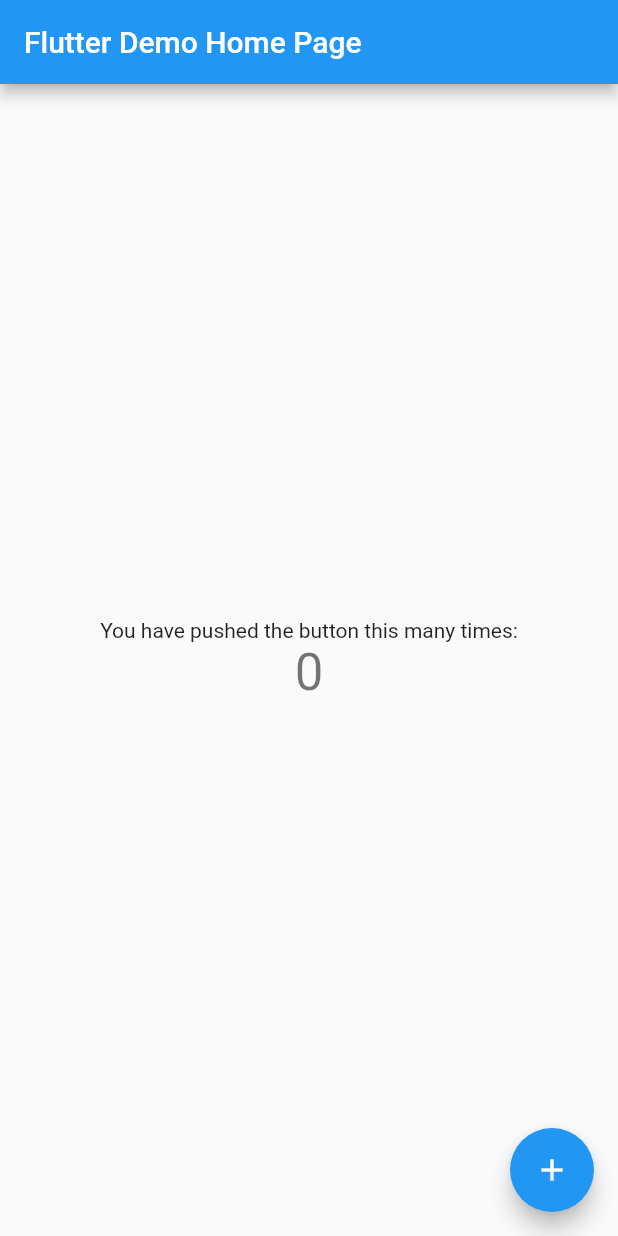
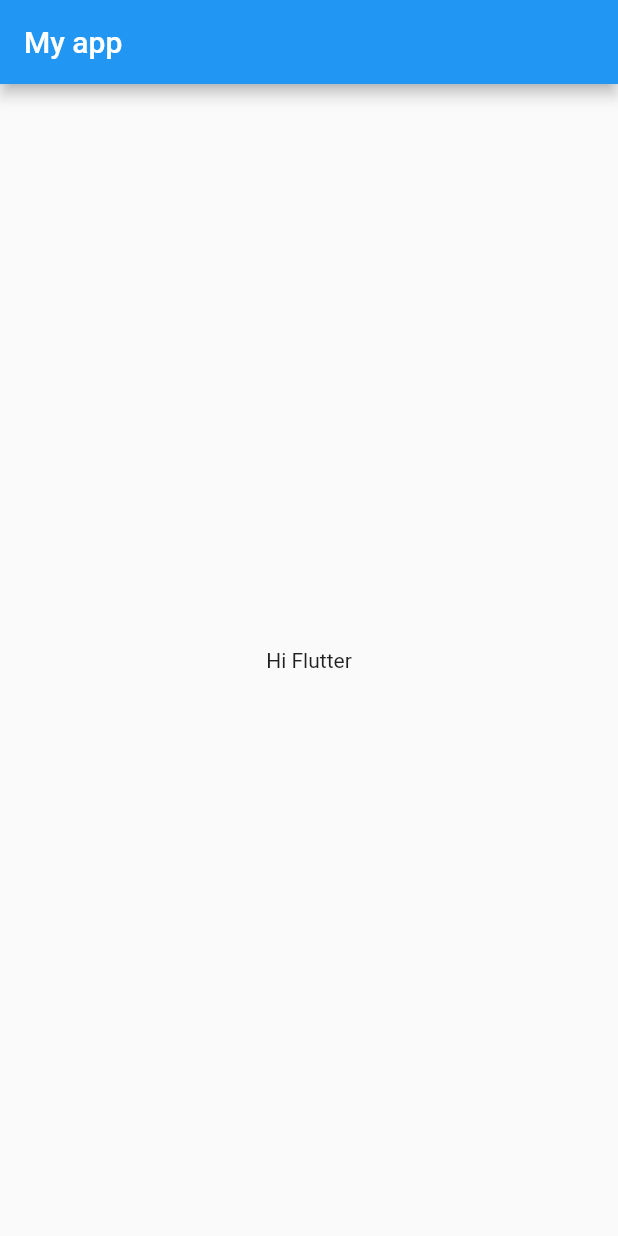
Before and after one commit to abrarali-official/Flutter-First-app, a Flutter app: the screen it shows after launch, on a phone screen of 412 x 824 dp. Run offline on Flutter 3.47's test engine with Material 2 defaults, Android fonts, the phone set to English and light mode, and no system bars.

Commit message:
Scaffold

```diff
--- a/app/lib/main.dart
+++ b/app/lib/main.dart
@@ -1,115 +1,20 @@
 import 'package:flutter/material.dart';
-
 void main() {
-  runApp(const MyApp());
+  runApp(MaterialApp(
+    title: "First App",
+    home: HomePage()
+  ));
 }
-
-class MyApp extends StatelessWidget {
-  const MyApp({Key? key}) : super(key: key);
-
-  // This widget is the root of your application.
+class HomePage extends StatelessWidget {
   @override
   Widget build(BuildContext context) {
-    return MaterialApp(
-      title: 'Flutter Demo',
-      theme: ThemeData(
-        // This is the theme of your application.
-        //
-        // Try running your application with "flutter run". You'll see the
-        // application has a blue toolbar. Then, without quitting the app, try
-        // changing the primarySwatch below to Colors.green and then invoke
-        // "hot reload" (press "r" in the console where you ran "flutter run",
-        // or simply save your changes to "hot reload" in a Flutter IDE).
-        // Notice that the counter didn't reset back to zero; the application
-        // is not restarted.
-        primarySwatch: Colors.blue,
-      ),
-      home: const MyHomePage(title: 'Flutter Demo Home Page'),
+    return Scaffold(
+  appBar:AppBar(
+    title: Text("My app"),
+  ),
+  body: Container(
+    child:Center( child: Text('Hi Flutter')),
+    ),
     );
   }
 }
-
-class MyHomePage extends StatefulWidget {
-  const MyHomePage({Key? key, required this.title}) : super(key: key);
-
-  // This widget is the home page of your application. It is stateful, meaning
-  // that it has a State object (defined below) that contains fields that affect
-  // how it looks.
-
-  // This class is the configuration for the state. It holds the values (in this
-  // case the title) provided by the parent (in this case the App widget) and
-  // used by the build method of the State. Fields in a Widget subclass are
-  // always marked "final".
-
-  final String title;
-
-  @override
-  State<MyHomePage> createState() => _MyHomePageState();
-}
-
-class _MyHomePageState extends State<MyHomePage> {
-  int _counter = 0;
-
-  void _incrementCounter() {
-    setState(() {
-      // This call to setState tells the Flutter framework that something has
-      // changed in this State, which causes it to rerun the build method below
-      // so that the display can reflect the updated values. If we changed
-      // _counter without calling setState(), then the build method would not be
-      // called again, and so nothing would appear to happen.
-      _counter++;
-    });
-  }
-
-  @override
-  Widget build(BuildContext context) {
-    // This method is rerun every time setState is called, for instance as done
-    // by the _incrementCounter method above.
-    //
-    // The Flutter framework has been optimized to make rerunning build methods
-    // fast, so that you can just rebuild anything that needs updating rather
-    // than having to individually change instances of widgets.
-    return Scaffold(
-      appBar: AppBar(
-        // Here we take the value from the MyHomePage object that was created by
-        // the App.build method, and use it to set our appbar title.
-        title: Text(widget.title),
-      ),
-      body: Center(
-        // Center is a layout widget. It takes a single child and positions it
-        // in the middle of the parent.
-        child: Column(
-          // Column is also a layout widget. It takes a list of children and
-          // arranges them vertically. By default, it sizes itself to fit its
-          // children horizontally, and tries to be as tall as its parent.
-          //
-          // Invoke "debug painting" (press "p" in the console, choose the
-          // "Toggle Debug Paint" action from the Flutter Inspector in Android
-          // Studio, or the "Toggle Debug Paint" command in Visual Studio Code)
-          // to see the wireframe for each widget.
-          //
-          // Column has various properties to control how it sizes itself and
-          // how it positions its children. Here we use mainAxisAlignment to
-          // center the children vertically; the main axis here is the vertical
-          // axis because Columns are vertical (the cross axis would be
-          // horizontal).
-          mainAxisAlignment: MainAxisAlignment.center,
-          children: <Widget>[
-            const Text(
-              'You have pushed the button this many times:',
-            ),
-            Text(
-              '$_counter',
-              style: Theme.of(context).textTheme.headline4,
-            ),
-          ],
-        ),
-      ),
-      floatingActionButton: FloatingActionButton(
-        onPressed: _incrementCounter,
-        tooltip: 'Increment',
-        child: const Icon(Icons.add),
-      ), // This trailing comma makes auto-formatting nicer for build methods.
-    );
-  }
-}
```
